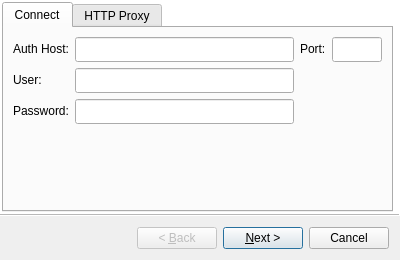
Before: the Qt Designer form gui/connectwizard.ui in matoom/frostbite, drawn with Qt 5.
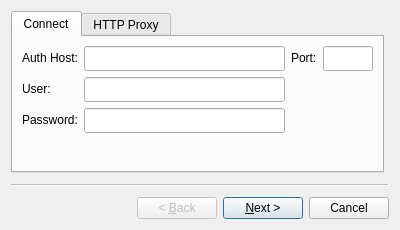
After: the same form once the commit is applied. Icons and pictures are not drawn. Custom widgets are drawn as their Qt base class.

Commit message: fixed right_arrow; style synchronized between linxu and windows gui

The edit to the form file:
```diff
--- a/gui/connectwizard.ui
+++ b/gui/connectwizard.ui
@@ -7,19 +7,25 @@
     <x>0</x>
     <y>0</y>
     <width>400</width>
-    <height>260</height>
+    <height>230</height>
    </rect>
   </property>
+  <property name="sizePolicy">
+   <sizepolicy hsizetype="Minimum" vsizetype="Minimum">
+    <horstretch>0</horstretch>
+    <verstretch>0</verstretch>
+   </sizepolicy>
+  </property>
   <property name="minimumSize">
    <size>
     <width>400</width>
-    <height>260</height>
+    <height>230</height>
    </size>
   </property>
   <property name="maximumSize">
    <size>
     <width>400</width>
-    <height>360</height>
+    <height>250</height>
    </size>
   </property>
   <property name="windowTitle">
@@ -33,7 +39,7 @@
    <locale language="English" country="UnitedStates"/>
   </property>
   <property name="wizardStyle">
-   <enum>QWizard::AeroStyle</enum>
+   <enum>QWizard::ClassicStyle</enum>
   </property>
   <widget class="WizardPage" name="wizardPage1">
    <layout class="QHBoxLayout" name="horizontalLayout_6">
```
The commit also changes 8 other files.
